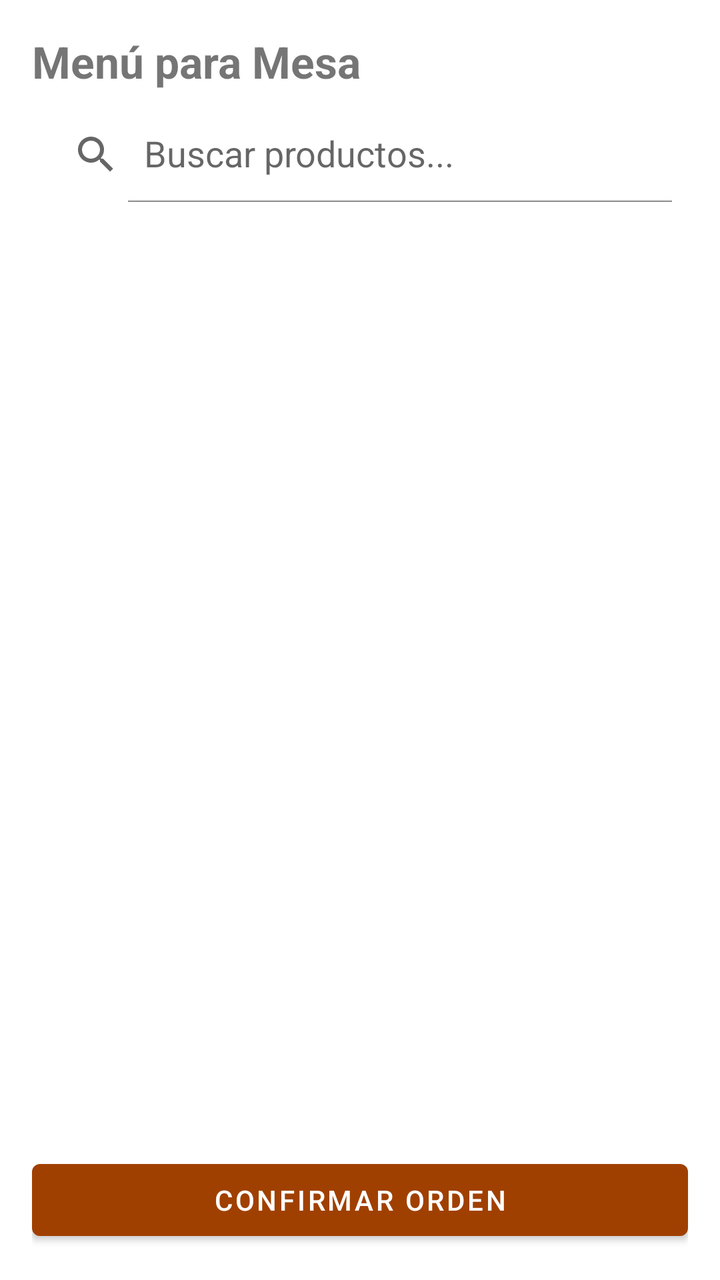
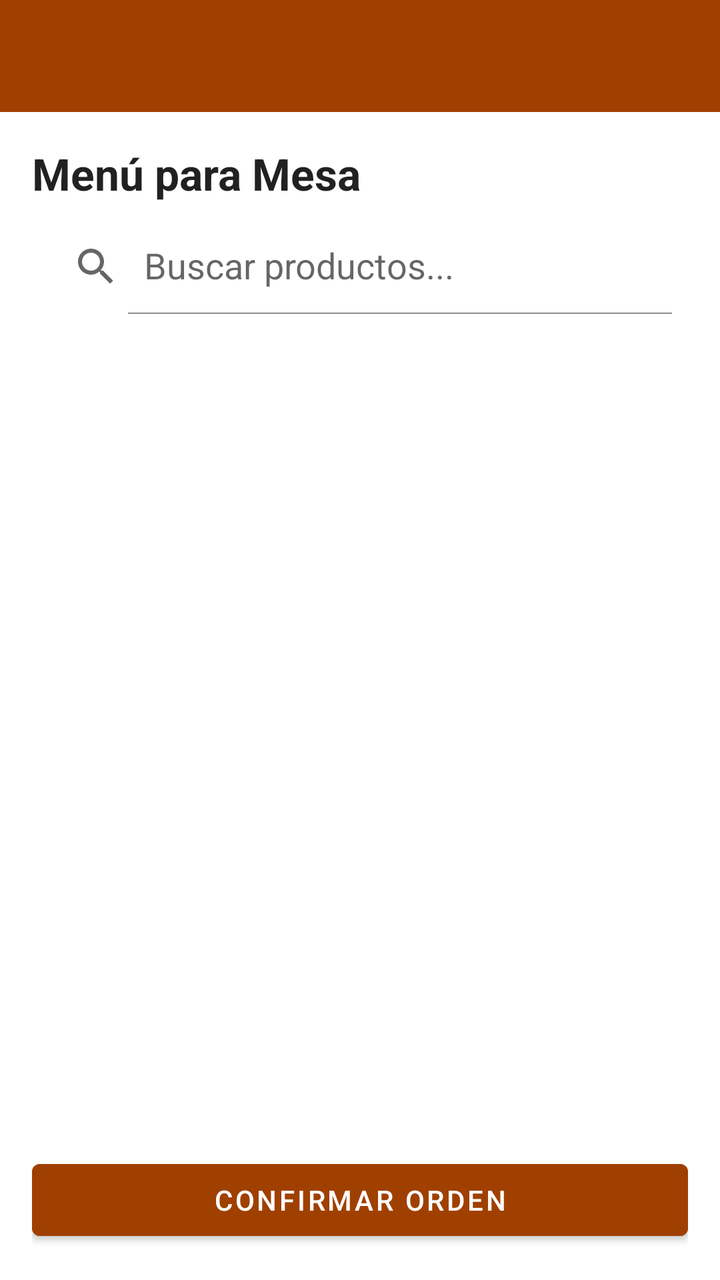

Compare the two renders of this Android layout. The source of the first and the diff that turns it into the second are given below.
<!-- AndroidManifest.xml: application theme Theme.Sistema_Restaurante -->
<!-- res/layout/activity_food_menu.xml -->
<?xml version="1.0" encoding="utf-8"?>
<androidx.coordinatorlayout.widget.CoordinatorLayout xmlns:android="http://schemas.android.com/apk/res/android"
    xmlns:app="http://schemas.android.com/apk/res-auto"
    android:layout_width="match_parent"
    android:layout_height="match_parent"
    android:padding="16dp">

    <LinearLayout
        android:layout_width="match_parent"
        android:layout_height="match_parent"
        android:orientation="vertical">

        <TextView
            android:id="@+id/tvMesaSeleccionada"
            android:layout_width="wrap_content"
            android:layout_height="wrap_content"
            android:text="Menú para Mesa"
            android:textSize="22sp"
            android:textStyle="bold"
            android:layout_marginBottom="8dp"/>

        <androidx.appcompat.widget.SearchView
            android:id="@+id/svBuscarPlato"
            android:layout_width="match_parent"
            android:layout_height="wrap_content"
            android:layout_marginBottom="8dp"
            app:queryHint="Buscar productos..."
            app:iconifiedByDefault="false" />

        <androidx.recyclerview.widget.RecyclerView
            android:id="@+id/rvPlatos"
            android:layout_width="match_parent"
            android:layout_height="0dp"
            android:layout_weight="1" />

        <Button
            android:id="@+id/btnGuardarReserva"
            android:layout_width="match_parent"
            android:layout_height="wrap_content"
            android:text="Confirmar Orden"
            android:layout_marginTop="16dp"/>
    </LinearLayout>

</androidx.coordinatorlayout.widget.CoordinatorLayout>
<!-- resources referenced by this layout -->
<resources>
  <style name="Theme.Sistema_Restaurante" parent="Theme.MaterialComponents.Light.NoActionBar">
          
          <item name="colorPrimary">#A04000</item>
          <item name="colorPrimaryVariant">#7E3200</item>
          <item name="colorOnPrimary">@color/white</item>
          
          <item name="colorSecondary">#FDF8F5</item>
          <item name="colorSecondaryVariant">#F5EBE0</item>
          <item name="colorOnSecondary">@color/black</item>
          
          <item name="android:statusBarColor">#FDF8F5</item>
          <item name="android:windowLightStatusBar">true</item>
          
      </style>
  <color name="white">#FFFFFFFF</color>
  <color name="black">#FF000000</color>
</resources>

<!-- the commit's change to res/layout/activity_food_menu.xml (unified diff, before → after) -->
@@ -3,42 +3,58 @@
     xmlns:app="http://schemas.android.com/apk/res-auto"
     android:layout_width="match_parent"
     android:layout_height="match_parent"
-    android:padding="16dp">
+    android:fitsSystemWindows="true">
 
     <LinearLayout
         android:layout_width="match_parent"
         android:layout_height="match_parent"
         android:orientation="vertical">
 
-        <TextView
-            android:id="@+id/tvMesaSeleccionada"
-            android:layout_width="wrap_content"
-            android:layout_height="wrap_content"
-            android:text="Menú para Mesa"
-            android:textSize="22sp"
-            android:textStyle="bold"
-            android:layout_marginBottom="8dp"/>
+        <androidx.appcompat.widget.Toolbar
+            android:id="@+id/toolbar"
+            android:layout_width="match_parent"
+            android:layout_height="?attr/actionBarSize"
+            android:background="?attr/colorPrimary"
+            app:titleTextColor="@android:color/white" />
 
-        <androidx.appcompat.widget.SearchView
-            android:id="@+id/svBuscarPlato"
+        <LinearLayout
             android:layout_width="match_parent"
-            android:layout_height="wrap_content"
-            android:layout_marginBottom="8dp"
-            app:queryHint="Buscar productos..."
-            app:iconifiedByDefault="false" />
+            android:layout_height="match_parent"
+            android:orientation="vertical"
+            android:padding="16dp">
 
-        <androidx.recyclerview.widget.RecyclerView
-            android:id="@+id/rvPlatos"
-            android:layout_width="match_parent"
-            android:layout_height="0dp"
-            android:layout_weight="1" />
+            <TextView
+                android:id="@+id/tvMesaSeleccionada"
+                android:layout_width="wrap_content"
+                android:layout_height="wrap_content"
+                android:text="Menú para Mesa"
+                android:textSize="22sp"
+                android:textStyle="bold"
+                android:textColor="?android:attr/textColorPrimary"
+                android:layout_marginBottom="8dp"/>
 
-        <Button
-            android:id="@+id/btnGuardarReserva"
-            android:layout_width="match_parent"
-            android:layout_height="wrap_content"
-            android:text="Confirmar Orden"
-            android:layout_marginTop="16dp"/>
+            <androidx.appcompat.widget.SearchView
+                android:id="@+id/svBuscarPlato"
+                android:layout_width="match_parent"
+                android:layout_height="wrap_content"
+                android:layout_marginBottom="8dp"
+                app:queryHint="Buscar productos..."
+                app:iconifiedByDefault="false" />
+
+            <androidx.recyclerview.widget.RecyclerView
+                android:id="@+id/rvPlatos"
+                android:layout_width="match_parent"
+                android:layout_height="0dp"
+                android:layout_weight="1" />
+
+            <Button
+                android:id="@+id/btnGuardarReserva"
+                android:layout_width="match_parent"
+                android:layout_height="wrap_content"
+                android:text="Confirmar Orden"
+                android:backgroundTint="?attr/colorPrimary"
+                android:layout_marginTop="16dp"/>
+        </LinearLayout>
     </LinearLayout>
 
 </androidx.coordinatorlayout.widget.CoordinatorLayout>
